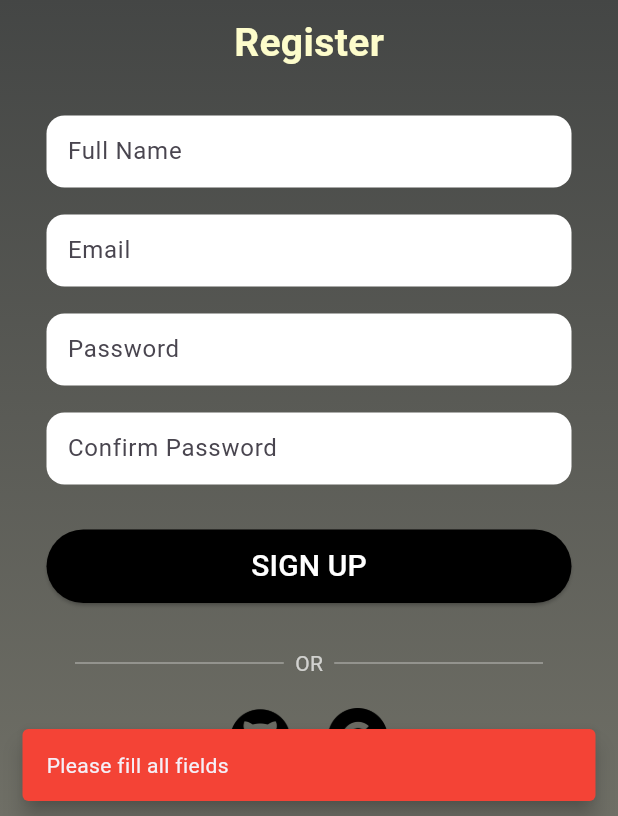
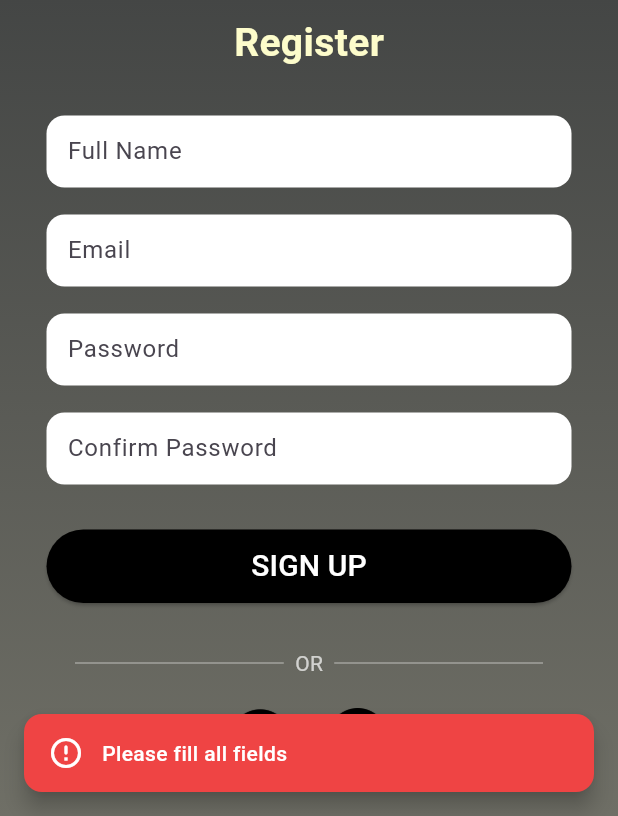
Before and after one commit to sanstha1/GoalNepal_Flutter, a Flutter app: the RegisterScreen screen opened directly, after a tap on "SIGN UP", on a phone screen of 412 x 824 dp, the part 420-1236 px from its top. Run offline on Flutter 3.47's test engine with Material 3 defaults, Android fonts, the phone set to English and light mode, and no system bars; our stand-ins replace dartz, equatable, flutter_riverpod, hive, shared_preferences, smooth_page_indicator; accounts and stored records are empty.

Commit message:
Enhance authentication flow with Snackbar notifications and add SharedPreferences for user session management

```diff
--- a/lib/app/theme/app_colors.dart
+++ b/lib/app/theme/app_colors.dart
@@ -0,0 +1,171 @@
+import 'package:flutter/material.dart';
+
+class AppColors {
+  AppColors._();
+
+  // Primary Colors - Modern Gradient Blue/Purple
+  static const Color primary = Color(0xFF6C63FF);
+  static const Color primaryDark = Color(0xFF5B54E8);
+  static const Color primaryLight = Color(0xFF8F87FF);
+
+  // Secondary Colors
+  static const Color secondary = Color(0xFFFF6584);
+  static const Color secondaryLight = Color(0xFFFF8BA0);
+
+  // Accent Colors
+  static const Color accent1 = Color(0xFF4ECDC4);
+  static const Color accent2 = Color(0xFFFFA07A);
+  static const Color accent3 = Color(0xFF98D8C8);
+
+  // Neutral Colors
+  static const Color background = Color(0xFFF8F9FE);
+  static const Color surface = Color(0xFFFFFFFF);
+  static const Color surfaceVariant = Color(0xFFF5F6FA);
+  static const Color inputFill = Color(0xFFF5F5F5);
+
+  // Text Colors
+  static const Color textPrimary = Color(0xFF2D3142);
+  static const Color textSecondary = Color(0xFF6B7280);
+  static const Color textTertiary = Color(0xFF9CA3AF);
+  static const Color textDark = Color(0xFF212121);
+  static const Color textMuted = Color(0xFF757575);
+
+  // Border & Divider
+  static const Color border = Color(0xFFE5E7EB);
+  static const Color divider = Color(0xFFEFF0F6);
+
+  // Status Colors
+  static const Color success = Color(0xFF4CAF50);
+  static const Color warning = Color(0xFFFFA726);
+  static const Color error = Color(0xFFEF4444);
+  static const Color info = Color(0xFF3B82F6);
+
+  // Login/Auth Colors (Blue theme)
+  static const Color authPrimary = Color(0xFF2196F3);
+
+  // Item Status Colors
+  static const Color lostColor = Color(0xFFE53935);
+  static const Color foundColor = Color(0xFF43A047);
+  static const Color claimedColor = Color(0xFF9E9E9E);
+
+  // Onboarding Colors
+  static const Color onboarding1Primary = Color(0xFF667eea);
+  static const Color onboarding1Secondary = Color(0xFF764ba2);
+  static const Color onboarding2Primary = Color(0xFFf093fb);
+  static const Color onboarding2Secondary = Color(0xFFf5576c);
+  static const Color onboarding3Primary = Color(0xFF4facfe);
+  static const Color onboarding3Secondary = Color(0xFF00f2fe);
+
+  // White with opacity
+  static const Color white90 = Color(0xE6FFFFFF);
+  static const Color white80 = Color(0xCCFFFFFF);
+  static const Color white50 = Color(0x80FFFFFF);
+  static const Color white30 = Color(0x4DFFFFFF);
+  static const Color white20 = Color(0x33FFFFFF);
+
+  // Black with opacity
+  static const Color black20 = Color(0x33000000);
+
+  // Text secondary with opacity
+  static const Color textSecondary60 = Color(0x996B7280);
+  static const Color textSecondary50 = Color(0x806B7280);
+
+  // Item Status Gradients
+  static const LinearGradient lostGradient = LinearGradient(
+    begin: Alignment.topLeft,
+    end: Alignment.bottomRight,
+    colors: [Color(0xFFE53935), Color(0xFFD32F2F)],
+  );
+
+  static const LinearGradient foundGradient = LinearGradient(
+    begin: Alignment.topLeft,
+    end: Alignment.bottomRight,
+    colors: [Color(0xFF43A047), Color(0xFF388E3C)],
+  );
+
+  // Gradient Colors
+  static const LinearGradient primaryGradient = LinearGradient(
+    begin: Alignment.topLeft,
+    end: Alignment.bottomRight,
+    colors: [Color(0xFF6C63FF), Color(0xFF5B54E8)],
+  );
+
+  static const LinearGradient secondaryGradient = LinearGradient(
+    begin: Alignment.topLeft,
+    end: Alignment.bottomRight,
+    colors: [Color(0xFFFF6584), Color(0xFFFF8BA0)],
+  );
+
+  static const LinearGradient accentGradient = LinearGradient(
+    begin: Alignment.topLeft,
+    end: Alignment.bottomRight,
+    colors: [Color(0xFF4ECDC4), Color(0xFF98D8C8)],
+  );
+
+  static const LinearGradient backgroundGradient = LinearGradient(
+    begin: Alignment.topCenter,
+    end: Alignment.bottomCenter,
+    colors: [Color(0xFFF8F9FE), Color(0xFFFFFFFF)],
+  );
+
+  // Onboarding Gradients
+  static const LinearGradient onboarding1Gradient = LinearGradient(
+    begin: Alignment.topLeft,
+    end: Alignment.bottomRight,
+    colors: [onboarding1Primary, onboarding1Secondary],
+  );
+
+  static const LinearGradient onboarding2Gradient = LinearGradient(
+    begin: Alignment.topLeft,
+    end: Alignment.bottomRight,
+    colors: [onboarding2Primary, onboarding2Secondary],
+  );
+
+  static const LinearGradient onboarding3Gradient = LinearGradient(
+    begin: Alignment.topLeft,
+    end: Alignment.bottomRight,
+    colors: [onboarding3Primary, onboarding3Secondary],
+  );
+
+  // Dark Theme Colors
+  static const Color darkBackground = Color(0xFF0F1419);
+  static const Color darkSurface = Color(0xFF1A1F26);
+  static const Color darkSurfaceVariant = Color(0xFF242A32);
+  static const Color darkInputFill = Color(0xFF1E242C);
+
+  // Dark Text Colors
+  static const Color darkTextPrimary = Color(0xFFE8EAED);
+  static const Color darkTextSecondary = Color(0xFFB4B8BB);
+  static const Color darkTextTertiary = Color(0xFF7C8186);
+
+  // Dark Border & Divider
+  static const Color darkBorder = Color(0xFF2D3339);
+  static const Color darkDivider = Color(0xFF252B33);
+
+  // Shadows
+  static const List<BoxShadow> cardShadow = [
+    BoxShadow(color: Color(0x146C63FF), blurRadius: 24, offset: Offset(0, 8)),
+  ];
+
+  static const List<BoxShadow> buttonShadow = [
+    BoxShadow(color: Color(0x406C63FF), blurRadius: 16, offset: Offset(0, 4)),
+  ];
+
+  static const List<BoxShadow> softShadow = [
+    BoxShadow(color: Color(0x0A000000), blurRadius: 12, offset: Offset(0, 4)),
+  ];
+
+  static const List<BoxShadow> elevatedShadow = [
+    BoxShadow(color: black20, blurRadius: 30, offset: Offset(0, 15)),
+    BoxShadow(color: white30, blurRadius: 20, offset: Offset(0, 5)),
+  ];
+
+  // Dark Theme Shadows
+  static const List<BoxShadow> darkCardShadow = [
+    BoxShadow(color: Color(0x26000000), blurRadius: 24, offset: Offset(0, 8)),
+  ];
+
+  static const List<BoxShadow> darkSoftShadow = [
+    BoxShadow(color: Color(0x1A000000), blurRadius: 12, offset: Offset(0, 4)),
+  ];
+}
--- a/lib/core/utils/my_snackbar.dart
+++ b/lib/core/utils/my_snackbar.dart
@@ -1,17 +1,73 @@
 import 'package:flutter/material.dart';
+import 'package:goal_nepal/app/theme/app_colors.dart';
 
-void showMySnackBar({
-  required BuildContext context,
-  required String message,
+class SnackbarUtils {
+  static void showError(BuildContext context, String message) {
+    _showSnackBar(
+      context,
+      message,
+      backgroundColor: AppColors.error,
+      icon: Icons.error_outline_rounded,
+    );
+  }
 
-  Color? color,
+  static void showSuccess(BuildContext context, String message) {
+    _showSnackBar(
+      context,
+      message,
+      backgroundColor: AppColors.success,
+      icon: Icons.check_circle_outline_rounded,
+    );
+  }
+
+  static void showInfo(BuildContext context, String message) {
+    _showSnackBar(
+      context,
+      message,
+      backgroundColor: AppColors.primary,
+      icon: Icons.info_outline_rounded,
+    );
+  }
+
+  static void showWarning(BuildContext context, String message) {
+    _showSnackBar(
+      context,
+      message,
+      backgroundColor: const Color(0xFFFFA726),
+      icon: Icons.warning_amber_rounded,
+    );
+  }
+
+  static void _showSnackBar(
+    BuildContext context,
+    String message, {
+    required Color backgroundColor,
+    required IconData icon,
   }) {
     ScaffoldMessenger.of(context).showSnackBar(
       SnackBar(
-      content: Text(message),
-      backgroundColor: color ?? Colors.green,
-      duration: const Duration(seconds: 1),
+        content: Row(
+          children: [
+            Icon(icon, color: Colors.white, size: 24),
+            const SizedBox(width: 12),
+            Expanded(
+              child: Text(
+                message,
+                style: const TextStyle(
+                  fontSize: 14,
+                  fontWeight: FontWeight.w500,
+                  color: Colors.white,
+                ),
+              ),
+            ),
+          ],
+        ),
+        backgroundColor: backgroundColor,
         behavior: SnackBarBehavior.floating,
+        shape: RoundedRectangleBorder(borderRadius: BorderRadius.circular(12)),
+        margin: const EdgeInsets.all(16),
+        duration: const Duration(seconds: 2),
       ),
     );
   }
+}
--- a/lib/features/auth/presentation/pages/register_screen.dart
+++ b/lib/features/auth/presentation/pages/register_screen.dart
@@ -1,10 +1,10 @@
 import 'package:flutter/material.dart';
 import 'package:flutter_riverpod/flutter_riverpod.dart';
+import 'package:goal_nepal/core/utils/my_snackbar.dart';
 import 'package:goal_nepal/features/auth/presentation/widgets/loginbutton.dart';
 import 'package:goal_nepal/features/auth/presentation/pages/login_screen.dart';
 import 'package:goal_nepal/features/auth/presentation/view_model/auth_view_model.dart';
 import 'package:goal_nepal/features/auth/presentation/state/auth_state.dart';
-import 'package:goal_nepal/core/utils/my_snackbar.dart';
 
 class RegisterScreen extends ConsumerStatefulWidget {
   const RegisterScreen({super.key});
@@ -39,49 +39,34 @@ class _RegisterScreenState extends ConsumerState<RegisterScreen> {
         email.isEmpty ||
         password.isEmpty ||
         confirmPassword.isEmpty) {
-      showMySnackBar(
-        context: context,
-        message: "Please fill all fields",
-        color: Colors.red,
-      );
+      SnackbarUtils.showError(context, "Please fill all fields");
       return;
     }
 
     if (password != confirmPassword) {
-      showMySnackBar(
-        context: context,
-        message: "Passwords do not match",
-        color: Colors.red,
-      );
+      SnackbarUtils.showError(context, "Passwords do not match");
       return;
     }
 
     ref
         .read(authViewModelProvider.notifier)
-        .register(
-          fullName: fullName,
-          email: email,
-          password: password,
-          fullname: 'fullName',
-        );
+        .register(fullname: fullName, email: email, password: password);
   }
 
   @override
   Widget build(BuildContext context) {
     final authState = ref.watch(authViewModelProvider);
 
-    /// Listen for auth changes
     ref.listen<AuthState>(authViewModelProvider, (previous, next) {
       if (next.status == AuthStatus.registered) {
-        showMySnackBar(
-          context: context,
-          message: "Registration successful! Please login.",
+        SnackbarUtils.showSuccess(
+          context,
+          "Registration successful! Please login.",
         );
 
         Future.delayed(const Duration(seconds: 2), () {
-          if (mounted) {
+          if (context.mounted) {
             Navigator.pushReplacement(
-              // ignore: use_build_context_synchronously
               context,
               MaterialPageRoute(builder: (_) => LoginScreen()),
             );
@@ -90,10 +75,9 @@ class _RegisterScreenState extends ConsumerState<RegisterScreen> {
       }
 
       if (next.status == AuthStatus.error) {
-        showMySnackBar(
-          context: context,
-          message: next.errorMessage ?? "Registration failed",
-          color: Colors.red,
+        SnackbarUtils.showError(
+          context,
+          next.errorMessage ?? "Registration failed",
         );
       }
     });
--- a/lib/features/auth/presentation/view_model/auth_view_model.dart
+++ b/lib/features/auth/presentation/view_model/auth_view_model.dart
@@ -23,7 +23,6 @@ class AuthViewModel extends Notifier<AuthState> {
     required String fullname,
     required String email,
     required String password,
-    required String fullName,
   }) async {
     state = state.copyWith(status: AuthStatus.loading);
     //wait for 2 seconds
```
Also changed, not shown: lib/app/app.dart (+9 -1 lines), lib/features/auth/presentation/pages/login_screen.dart (+3 -11 lines), lib/features/dashboard/presentation/pages/profile_screen.dart (+39 -16 lines), lib/main.dart (+4 -9 lines). Lines whose indentation alone changed are shown as unchanged.
